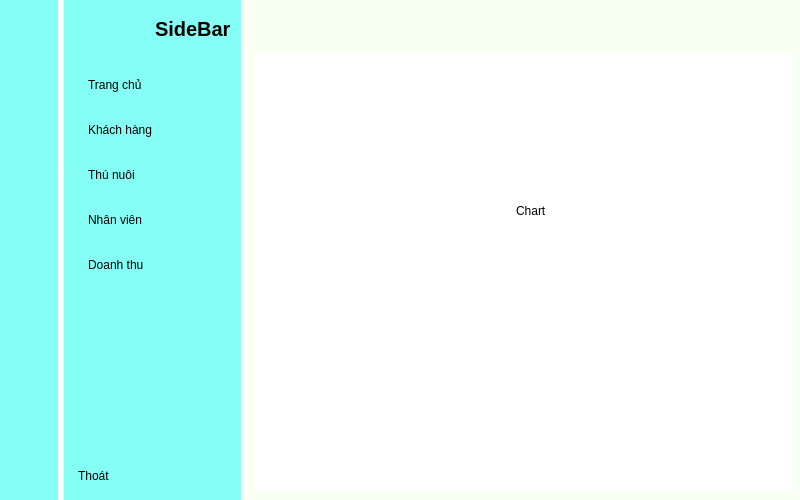
Above: sidebar.ui from thanhphat113/Face_recognition before the change. Below: the same form after it.
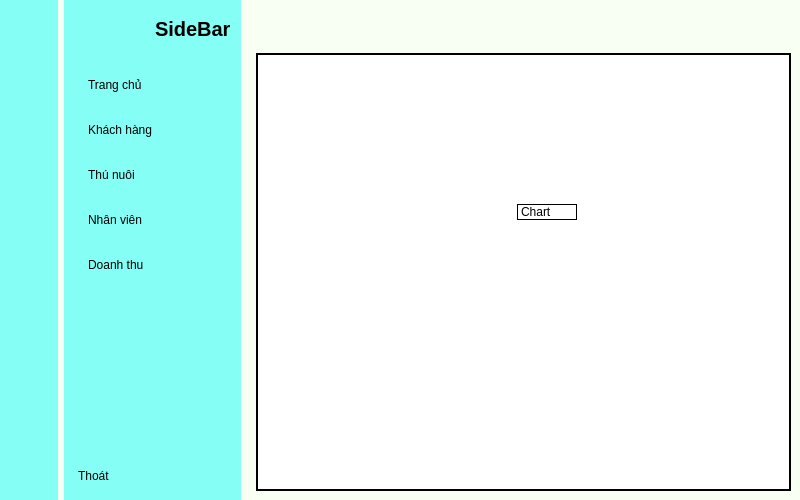
That is the form after the change. Icons and pictures are not drawn.

```diff
--- a/sidebar.ui
+++ b/sidebar.ui
@@ -568,7 +568,8 @@
        <item>
         <widget class="QStackedWidget" name="stackedWidget">
          <property name="styleSheet">
-          <string notr="true">background-color: rgb(255, 255, 255);</string>
+          <string notr="true">background-color: rgb(255, 255, 255);
+border:1px solid black;</string>
          </property>
          <property name="currentIndex">
           <number>4</number>
```
